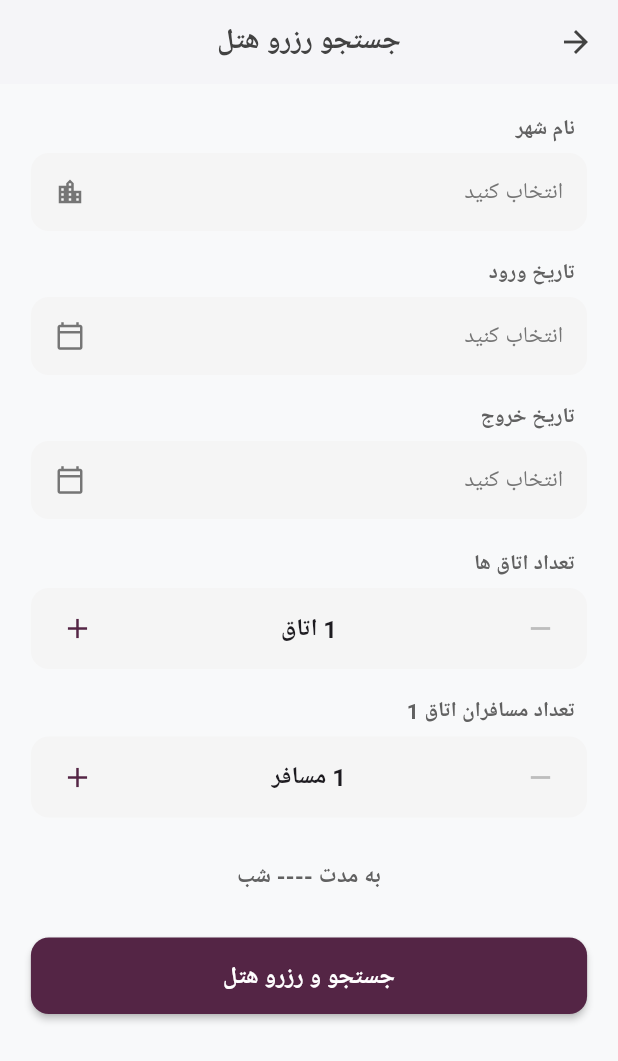
After one commit to SamiraAhmadnezhad/BookIt, a Flutter app: the HotelSearchPage screen opened directly, on a phone screen of 412 x 824 dp. The commit adds this screen. Shown: the top 1061 px of the screen. Run offline on Flutter 3.47's test engine with Material 3 defaults, Android fonts, the phone set to English and light mode, and no system bars; our stand-ins replace google_fonts, shamsi_date, smooth_page_indicator; network calls fail.

Commit message:
add basic structure of search page

```diff
--- a/lib/pages/main_screen.dart
+++ b/lib/pages/main_screen.dart
@@ -1,4 +1,5 @@
 // main_screen.dart
+import 'package:bookit/pages/search_page/hotel_search_page.dart';
 import 'package:flutter/material.dart';
 
 import 'custom_bottom_nav_bar.dart';
@@ -16,7 +17,7 @@ class _MainScreenState extends State<MainScreen> {
 
  static const List<Widget> _widgetOptions = <Widget>[
     HomePage(), // محتوای صفحه اصلی شما
-    // SearchPage(),
+    HotelSearchPage(),
     // ProfilePage(),
   ];
 
--- /dev/null
+++ b/lib/pages/search_page/hotel_search_page.dart
@@ -0,0 +1,419 @@
+// مسیرها را متناسب با پروژه خود تنظیم کنید
+import 'package:bookit/pages/search_page/widgets/custom_shamsi_date_picker.dart';
+import 'package:flutter/material.dart';
+import 'package:shamsi_date/shamsi_date.dart';
+
+import '../home_page/location_selection_modal.dart';
+
+extension JalaliToDateTime on Jalali {
+  DateTime toDateTime() {
+    final g = toGregorian();
+    return DateTime(g.year, g.month, g.day);
+  }
+}
+
+class HotelSearchPage extends StatefulWidget {
+  const HotelSearchPage({super.key});
+
+  @override
+  State<HotelSearchPage> createState() => _HotelSearchPageState();
+}
+
+class _HotelSearchPageState extends State<HotelSearchPage> {
+  String _selectedCity="";
+  Jalali? _checkInDateShamsi;
+  Jalali? _checkOutDateShamsi;
+
+  int _numberOfRooms = 1;
+  List<int> _guestCounts = [1];
+
+  final List<String> _allCities = [
+    "تهران", "مشهد", "اصفهان", "شیراز", "تبریز", "یزد", "کاشان", "کرج", "کاشمر", "رشت", "ساری"
+  ];
+
+  final Color _primaryColor = const Color(0xFF542545);
+  final Color _textFieldBackgroundColor = Colors.grey.shade100;
+  final Color _pageBackgroundColor = const Color(0xFFF8F9FA);
+
+  static const List<String> _shamsiFullWeekDayNames = [
+    "شنبه", "یکشنبه", "دوشنبه", "سه‌شنبه", "چهارشنبه", "پنجشنبه", "جمعه"
+  ];
+  static const List<String> _shamsiMonthNames = [
+    "فروردین", "اردیبهشت", "خرداد", "تیر", "مرداد", "شهریور",
+    "مهر", "آبان", "آذر", "دی", "بهمن", "اسفند"
+  ];
+
+  void _updateGuestCountForRoom(int roomIndex, int change) {
+    setState(() {
+      int currentGuests = _guestCounts[roomIndex];
+      int newGuests = currentGuests + change;
+      if (newGuests >= 1 && newGuests <= 5) {
+        _guestCounts[roomIndex] = newGuests;
+      }
+    });
+  }
+
+  void _updateNumberOfRooms(int change) {
+    setState(() {
+      int newRooms = _numberOfRooms + change;
+      if (newRooms >= 1 && newRooms <= 5) {
+        _numberOfRooms = newRooms;
+        if (change > 0) {
+          _guestCounts.add(1);
+        } else if (_guestCounts.length > _numberOfRooms) {
+          _guestCounts.removeLast();
+        }
+      }
+    });
+  }
+
+  Future<void> _selectDateWithCustomPicker(BuildContext context, bool isCheckIn) async {
+    Jalali? initialSelection = isCheckIn ? _checkInDateShamsi : _checkOutDateShamsi;
+    Jalali firstValidDateForPicker = Jalali.now(); // تاریخ شروع پیش‌فرض برای انتخابگر
+    Jalali? lastValidDateForPicker; // تاریخ پایان پیش‌فرض برای انتخابگر (بدون محدودیت)
+
+    if (!isCheckIn) { // انتخاب تاریخ خروج
+      if (_checkInDateShamsi != null) {
+        firstValidDateForPicker = _checkInDateShamsi!.addDays(1);
+      }
+      // initialSelection (یعنی _checkOutDateShamsi) باید بعد از firstValidDateForPicker باشد
+      if (initialSelection != null && initialSelection.compareTo(firstValidDateForPicker) < 0) {
+        initialSelection = firstValidDateForPicker;
+      } else if (initialSelection == null && _checkInDateShamsi != null) {
+        initialSelection = firstValidDateForPicker; // پیشنهاد تاریخ خروج، روز بعد از ورود
+      }
+
+    } else { // انتخاب تاریخ ورود
+      if (_checkOutDateShamsi != null) {
+        lastValidDateForPicker = _checkOutDateShamsi!.addDays(-1);
+        // initialSelection (یعنی _checkInDateShamsi) باید قبل از lastValidDateForPicker باشد
+        if (initialSelection != null && lastValidDateForPicker.compareTo(initialSelection) < 0) {
+          initialSelection = lastValidDateForPicker; // یا null اگر نمیخواهیم تاریخ را تغییر دهیم
+        }
+      }
+    }
+
+    // اطمینان از اینکه initialSelection از firstValidDateForPicker عقب‌تر نیست
+    // و اگر lastValidDateForPicker وجود دارد، از آن جلوتر هم نیست.
+    Jalali effectiveInitialDate;
+    if (initialSelection != null) {
+      if (initialSelection.compareTo(firstValidDateForPicker) < 0) {
+        effectiveInitialDate = firstValidDateForPicker;
+      } else if (lastValidDateForPicker != null && initialSelection.compareTo(lastValidDateForPicker) > 0) {
+        effectiveInitialDate = lastValidDateForPicker;
+      } else {
+        effectiveInitialDate = initialSelection;
+      }
+    } else {
+      effectiveInitialDate = firstValidDateForPicker;
+    }
+
+
+    final Jalali? pickedShamsiDate = await showCustomShamsiDatePickerDialog(
+      context,
+      initialDate: effectiveInitialDate, // استفاده از تاریخ اولیه موثر و معتبر
+      firstDate: firstValidDateForPicker,
+      lastDate: lastValidDateForPicker,
+    );
+
+    if (pickedShamsiDate != null) {
+      setState(() {
+        if (isCheckIn) {
+          _checkInDateShamsi = pickedShamsiDate;
+          if (_checkOutDateShamsi != null && _checkInDateShamsi!.compareTo(_checkOutDateShamsi!) >= 0) {
+            _checkOutDateShamsi = null;
+            ScaffoldMessenger.of(context).showSnackBar(
+              const SnackBar(
+                content: Text('تاریخ خروج شما بازنشانی شد. لطفاً مجدد انتخاب کنید.', textAlign: TextAlign.right, style: TextStyle(fontFamily: 'Vazirmatn')),
+                backgroundColor: Colors.orange,
+              ),
+            );
+          }
+        } else { // انتخاب تاریخ خروج
+          // در اینجا firstValidDateForPicker (که روز بعد از ورود است) قبلا در بالا محاسبه شده
+          // و به date picker پاس داده شده، پس pickedShamsiDate حتما بعد از تاریخ ورود خواهد بود (اگر تاریخ ورود موجود باشد).
+          // تنها حالتی که نیاز به بررسی دارد این است که آیا تاریخ ورود اصلا انتخاب شده یا نه.
+          if (_checkInDateShamsi == null) {
+            ScaffoldMessenger.of(context).showSnackBar(
+              const SnackBar(
+                content: Text('لطفاً ابتدا تاریخ ورود را انتخاب کنید.', textAlign: TextAlign.right, style: TextStyle(fontFamily: 'Vazirmatn')),
+                backgroundColor: Colors.orange,
+              ),
+            );
+          } else {
+            // چون firstDate در پیکر برای تاریخ خروج، روز بعد از ورود تنظیم شده، این شرط همیشه برقرار است
+            // if (pickedShamsiDate.compareTo(_checkInDateShamsi!) > 0)
+            _checkOutDateShamsi = pickedShamsiDate;
+          }
+        }
+      });
+    }
+  }
+
+  void _showCitySelectionModal() {
+    showModalBottomSheet(
+      context: context,
+      isScrollControlled: true,
+      backgroundColor: Colors.transparent, // مهم برای نمایش borderRadius کانتینر داخلی
+      // shape: const RoundedRectangleBorder( // دیگر نیازی نیست، چون کانتینر داخلی borderRadius دارد
+      // borderRadius: BorderRadius.vertical(top: Radius.circular(20)),
+      // ),
+      builder: (BuildContext context) {
+        return LocationSelectionModal(
+          allCities: _allCities,
+          currentCity: _selectedCity, // پاس دادن مقدار null اگر انتخاب نشده باشد
+          onCitySelected: (city) {
+            setState(() {
+              _selectedCity = city;
+            });
+            // Navigator.pop(context); // <<< این خط حذف شد >>>
+          },
+        );
+      },
+    );
+  }
+
+  String _formatShamsiDateToString(Jalali? shamsiDate) {
+    if (shamsiDate == null) return "";
+    String weekDayName = _shamsiFullWeekDayNames[shamsiDate.weekDay - 1];
+    String monthName = _shamsiMonthNames[shamsiDate.month - 1];
+    return "$weekDayName، ${shamsiDate.day} $monthName ${shamsiDate.year}";
+  }
+
+  int _calculateNights() {
+    if (_checkInDateShamsi != null && _checkOutDateShamsi != null) {
+      final DateTime checkIn = _checkInDateShamsi!.toDateTime();
+      final DateTime checkOut = _checkOutDateShamsi!.toDateTime();
+      final int nights = checkOut.difference(checkIn).inDays;
+      return nights > 0 ? nights : 0;
+    }
+    return 0;
+  }
+
+  Widget _buildTextFieldContainer({
+    required String label,
+    String? valueText,
+    required VoidCallback onTap,
+    IconData? icon,
+  }) {
+    return Column(
+      crossAxisAlignment: CrossAxisAlignment.start,
+      children: [
+        Padding(
+          padding: const EdgeInsets.only(right: 8.0, bottom: 6.0),
+          child: Text(
+            label,
+            style: TextStyle(fontFamily: 'Vazirmatn', fontSize: 14, color: Colors.grey.shade700, fontWeight: FontWeight.w600),
+          ),
+        ),
+        Material(
+          color: _textFieldBackgroundColor,
+          borderRadius: BorderRadius.circular(12.0),
+          child: InkWell(
+            onTap: onTap,
+            borderRadius: BorderRadius.circular(12.0),
+            child: Container(
+              width: double.infinity,
+              padding: const EdgeInsets.symmetric(horizontal: 16.0, vertical: 15.0),
+              child: Row(
+                mainAxisAlignment: MainAxisAlignment.spaceBetween,
+                children: [
+                  Expanded(
+                    child: Text(
+                      (valueText == null || valueText.isEmpty) ? "انتخاب کنید" : valueText,
+                      style: TextStyle(
+                        fontFamily: 'Vazirmatn',
+                        fontSize: 15,
+                        color: (valueText == null || valueText.isEmpty) ? Colors.grey.shade600 : Colors.black87,
+                      ),
+                      overflow: TextOverflow.ellipsis,
+                    ),
+                  ),
+                  if (icon != null) Icon(icon, color: Colors.grey.shade600, size: 20),
+                ],
+              ),
+            ),
+          ),
+        ),
+      ],
+    );
+  }
+
+  Widget _buildStepper({
+    required String label,
+    required int count,
+    required VoidCallback onDecrement,
+    required VoidCallback onIncrement,
+    String unit = "",
+    int minCount = 1, // اضافه کردن حداقل تعداد
+    int maxCount = 5, // اضافه کردن حداکثر تعداد
+  }) {
+    bool decrementEnabled = count > minCount;
+    bool incrementEnabled = count < maxCount;
+
+    return Column(
+      crossAxisAlignment: CrossAxisAlignment.start,
+      children: [
+        Padding(
+          padding: const EdgeInsets.only(right: 8.0, bottom: 6.0),
+          child: Text(
+            label,
+            style: TextStyle(fontFamily: 'Vazirmatn', fontSize: 14, color: Colors.grey.shade700, fontWeight: FontWeight.w600),
+          ),
+        ),
+        Container(
+          padding: const EdgeInsets.symmetric(horizontal: 12.0, vertical: 8.0),
+          decoration: BoxDecoration(
+            color: _textFieldBackgroundColor,
+            borderRadius: BorderRadius.circular(12.0),
+          ),
+          child: Row(
+            mainAxisAlignment: MainAxisAlignment.spaceBetween,
+            children: [
+              _buildStepperButton(Icons.remove, onDecrement, decrementEnabled),
+              Expanded(
+                child: Text(
+                  '$count ${unit.isNotEmpty ? unit : ""}'.trim(),
+                  textAlign: TextAlign.center,
+                  style: const TextStyle(fontFamily: 'Vazirmatn', fontSize: 16, fontWeight: FontWeight.w700),
+                ),
+              ),
+              _buildStepperButton(Icons.add, onIncrement, incrementEnabled),
+            ],
+          ),
+        ),
+      ],
+    );
+  }
+
+  Widget _buildStepperButton(IconData icon, VoidCallback onPressed, bool enabled) {
+    return InkWell(
+      onTap: enabled ? onPressed : null,
+      borderRadius: BorderRadius.circular(8.0),
+      child: Padding(
+        padding: const EdgeInsets.all(8.0),
+        child: Icon(icon, size: 22, color: enabled ? _primaryColor : Colors.grey.shade400),
+      ),
+    );
+  }
+
+  @override
+  Widget build(BuildContext context) {
+    final screenWidth = MediaQuery.of(context).size.width;
+    final horizontalPadding = screenWidth * 0.05 > 20 ? screenWidth * 0.05 : 20.0;
+
+    return Directionality(
+      textDirection: TextDirection.rtl,
+      child: Scaffold(
+        backgroundColor: _pageBackgroundColor,
+        appBar: AppBar(
+          title: const Text('جستجو رزرو هتل', style: TextStyle(fontFamily: 'Vazirmatn', fontWeight: FontWeight.bold, fontSize: 19)),
+          backgroundColor: _pageBackgroundColor,
+          elevation: 0.5,
+          centerTitle: true,
+          foregroundColor: Colors.grey.shade800,
+        ),
+        body: SingleChildScrollView(
+          child: Padding(
+            padding: EdgeInsets.symmetric(horizontal: horizontalPadding, vertical: 20),
+            child: Column(
+              crossAxisAlignment: CrossAxisAlignment.start,
+              children: [
+                _buildTextFieldContainer(
+                  label: 'نام شهر',
+                  valueText: _selectedCity,
+                  onTap: _showCitySelectionModal,
+                  icon: Icons.location_city_outlined,
+                ),
+                const SizedBox(height: 18),
+                _buildTextFieldContainer(
+                  label: 'تاریخ ورود',
+                  valueText: _formatShamsiDateToString(_checkInDateShamsi),
+                  onTap: () => _selectDateWithCustomPicker(context, true),
+                  icon: Icons.calendar_today_outlined,
+                ),
+                const SizedBox(height: 18),
+                _buildTextFieldContainer(
+                  label: 'تاریخ خروج',
+                  valueText: _formatShamsiDateToString(_checkOutDateShamsi),
+                  onTap: () => _selectDateWithCustomPicker(context, false),
+                  icon: Icons.calendar_today_outlined,
+                ),
+                const SizedBox(height: 20),
+                _buildStepper(
+                  label: 'تعداد اتاق ها',
+                  count: _numberOfRooms,
+                  unit: "اتاق",
+                  onDecrement: () => _updateNumberOfRooms(-1),
+                  onIncrement: () => _updateNumberOfRooms(1),
+                  minCount: 1,
+                  maxCount: 5,
+                ),
+                const SizedBox(height: 18.0),
+                ListView.builder(
+                  shrinkWrap: true,
+                  physics: const NeverScrollableScrollPhysics(),
+                  itemCount: _numberOfRooms,
+                  itemBuilder: (context, index) {
+                    return Padding(
+                      padding: const EdgeInsets.only(bottom: 18.0),
+                      child: _buildStepper(
+                        label: 'تعداد مسافران اتاق ${index + 1}',
+                        count: _guestCounts[index],
+                        unit: "مسافر",
+                        onDecrement: () => _updateGuestCountForRoom(index, -1),
+                        onIncrement: () => _updateGuestCountForRoom(index, 1),
+                        minCount: 1,
+                        maxCount: 5,
+                      ),
+                    );
+                  },
+                ),
+                const SizedBox(height: 10.0),
+                Center(
+                  child: Text(
+                    _calculateNights() > 0 ? 'به مدت ${_calculateNights()} شب' : 'به مدت ---- شب',
+                    style: TextStyle(fontFamily: 'Vazirmatn', fontSize: 15, color: Colors.grey.shade700, fontWeight: FontWeight.w600),
+                  ),
+                ),
+                const SizedBox(height: 30),
+                SizedBox(
+                  width: double.infinity,
+                  child: ElevatedButton(
+                    style: ElevatedButton.styleFrom(
+                      backgroundColor: _primaryColor,
+                      padding: const EdgeInsets.symmetric(vertical: 14),
+                      shape: RoundedRectangleBorder(borderRadius: BorderRadius.circular(12)),
+                      elevation: 2,
+                    ),
+                    onPressed: () {
+                      if (_selectedCity == null || _selectedCity!.isEmpty) {
+                        ScaffoldMessenger.of(context).showSnackBar(const SnackBar(content: Text('لطفا شهر را انتخاب کنید.', textAlign: TextAlign.right, style: TextStyle(fontFamily: 'Vazirmatn')))); return;
+                      }
+                      if (_checkInDateShamsi == null) {
+                        ScaffoldMessenger.of(context).showSnackBar(const SnackBar(content: Text('لطفا تاریخ ورود را انتخاب کنید.', textAlign: TextAlign.right, style: TextStyle(fontFamily: 'Vazirmatn')))); return;
+                      }
+                      if (_checkOutDateShamsi == null) {
+                        ScaffoldMessenger.of(context).showSnackBar(const SnackBar(content: Text('لطفا تاریخ خروج را انتخاب کنید.', textAlign: TextAlign.right, style: TextStyle(fontFamily: 'Vazirmatn')))); return;
+                      }
+                      if (_calculateNights() <= 0) {
+                        ScaffoldMessenger.of(context).showSnackBar(const SnackBar(content: Text('تاریخ خروج باید بعد از تاریخ ورود باشد.', textAlign: TextAlign.right, style: TextStyle(fontFamily: 'Vazirmatn')))); return;
+                      }
+                      String guestSummary = _guestCounts.asMap().entries.map((entry) {
+                        return "اتاق ${entry.key + 1}: ${entry.value} مسافر";
+                      }).join('، ');
+
+                      ScaffoldMessenger.of(context).showSnackBar(SnackBar(duration: const Duration(seconds: 5), content: Text('جستجو برای: $_selectedCity\nورود: ${_formatShamsiDateToString(_checkInDateShamsi)}\nخروج: ${_formatShamsiDateToString(_checkOutDateShamsi)}\n$_numberOfRooms اتاق، مسافران: $guestSummary', textAlign: TextAlign.right, style: TextStyle(fontFamily: 'Vazirmatn', height: 1.5))));
+                    },
+                    child: const Text('جستجو و رزرو هتل', style: TextStyle(fontFamily: 'Vazirmatn', fontSize: 16, fontWeight: FontWeight.bold, color: Colors.white)),
+                  ),
+                ),
+                const SizedBox(height: 20),
+              ],
+            ),
+          ),
+        ),
+      ),
+    );
+  }
+}
--- a/pubspec.yaml
+++ b/pubspec.yaml
@@ -37,6 +37,9 @@ dependencies:
   google_fonts: ^6.2.1
   smooth_page_indicator: ^1.2.1
   http: ^1.4.0
+  persian_datetime_picker: ^3.1.0
+  shamsi_date: ^1.1.0
+  intl: ^0.20.2
 
 dev_dependencies:
   flutter_test:
```
Also changed, not shown: lib/pages/home_page/location_selection_modal.dart (+8 -8 lines), lib/pages/search_page/widgets/custom_shamsi_date_picker.dart (added, +200 -0 lines), pubspec.lock.
